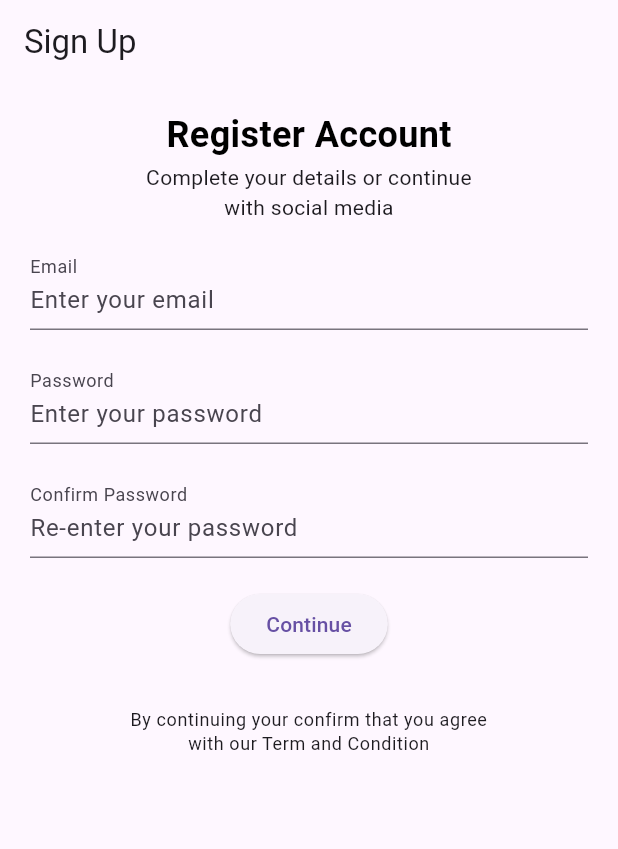
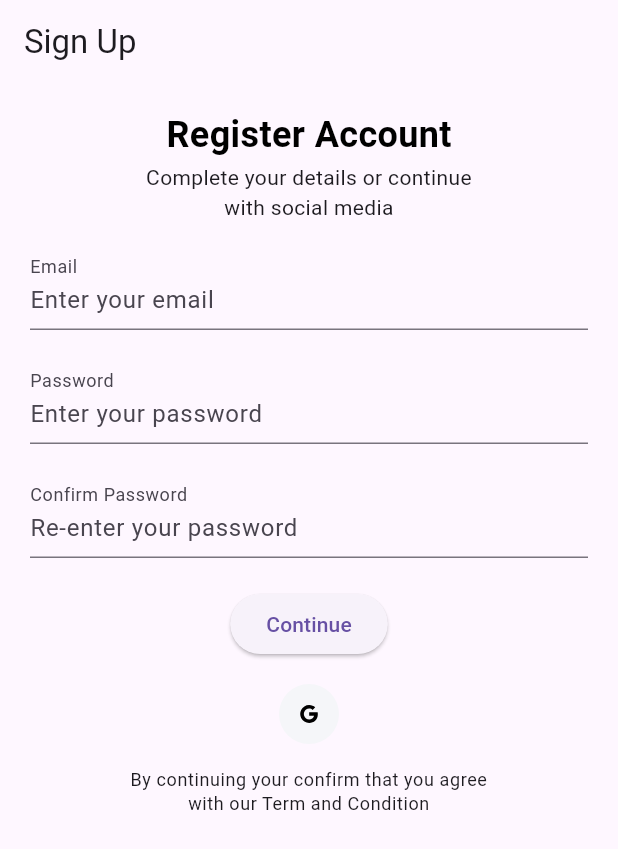
Before and after one commit to Priyansh4444/nourish_ninja, a Flutter app: the screen it shows after launch, on a phone screen of 412 x 824 dp. Shown: the top 849 px of the screen. Run offline on Flutter 3.47's test engine with Material 3 defaults, Android fonts, the phone set to English and light mode, and no system bars; our stand-ins replace flutter_svg.

Commit message:
fixing logos

```diff
--- a/lib/app/user_login/signup/sign_up_screen.dart
+++ b/lib/app/user_login/signup/sign_up_screen.dart
@@ -31,6 +31,15 @@ class SignUpScreen extends StatelessWidget {
                   const SizedBox(height: 16),
                   const SignForm(),
                   const SizedBox(height: 16),
+                  Row(
+                    mainAxisAlignment: MainAxisAlignment.center,
+                    children: [
+                      SocalCard(
+                        icon: "assets/images/g_logo.svg",
+                        press: () {},
+                      ),
+                    ],
+                  ),
                   const SizedBox(height: 16),
                   Text(
                     'By continuing your confirm that you agree \nwith our Term and Condition',
--- a/pubspec.yaml
+++ b/pubspec.yaml
@@ -65,6 +65,8 @@ flutter:
   assets:
     - assets/images/ellipse1.svg
     - assets/images/ellipse2.svg
+    - assets/images/g_logo.svg
+    - assets/images/Ninja_mad.svg
 
   # An image asset can refer to one or more resolution-specific "variants", see
   # https://flutter.dev/assets-and-images/#resolution-aware
```
